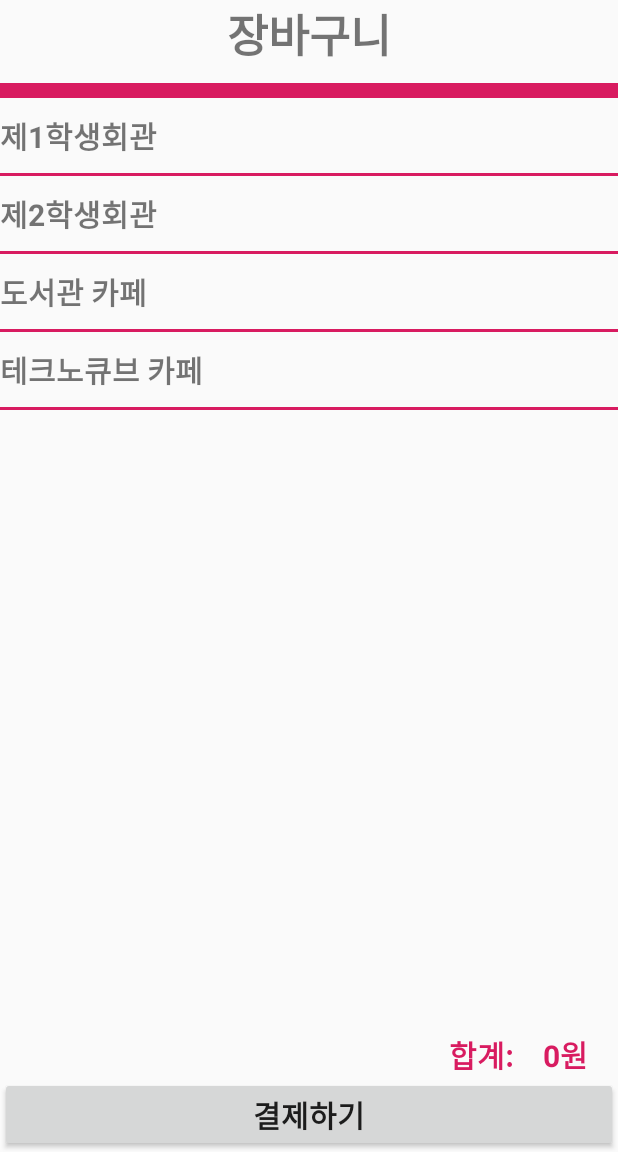
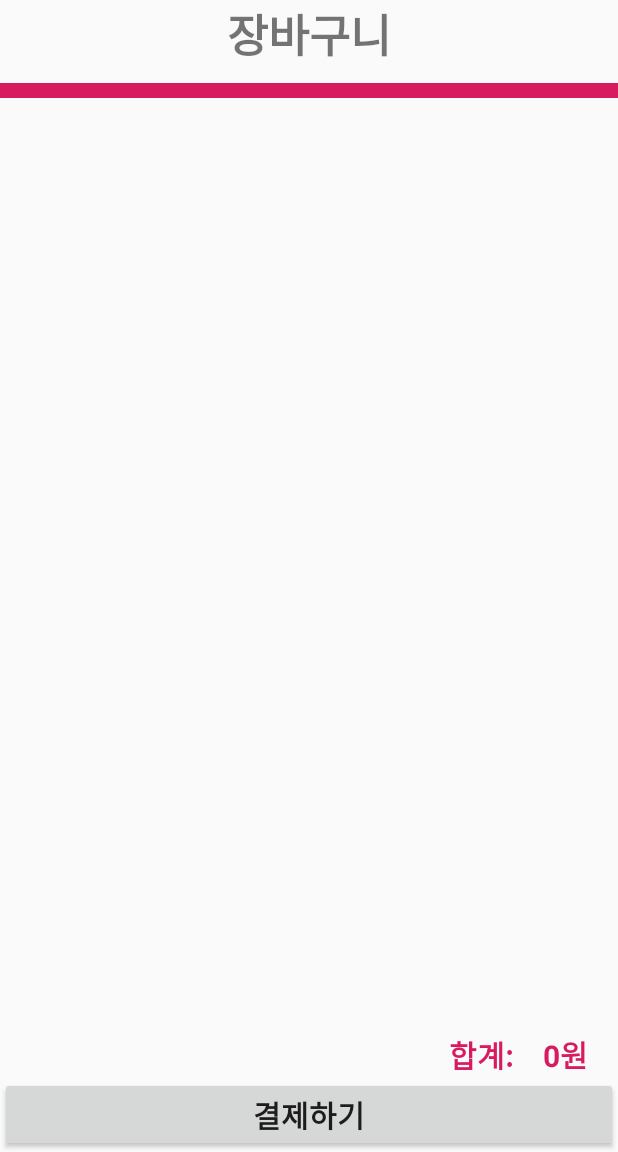
Before and after one commit to maeng2418/CampusCoffee, an Android app: the screen it shows after launch (Reservation), in the options menu, after a tap on "장바구니", on a phone screen of 412 x 824 dp, the part 84-1236 px from its top. Run offline under Robolectric (Android 15) with nearby library versions, the phone set to English and light mode, and no system bars.

Commit message:
Edit orderList & reservation

```diff
--- a/app/src/main/java/com/example/campuscoffee/Fragment1.java
+++ b/app/src/main/java/com/example/campuscoffee/Fragment1.java
@@ -78,7 +78,7 @@ public class Fragment1  extends Fragment {
             // TODO Auto-generated method stub
 
                 ApplicationController application = ApplicationController.getInstance();
-                application.buildNetworkService("574dcfdb.ngrok.io");
+                application.buildNetworkService("68dcce71.ngrok.io");
                 //application.buildNetworkService("127.0.0.1", 8000);
                 networkService = ApplicationController.getInstance().getNetworkService();
 
--- a/app/src/main/res/layout/activity_reservation.xml
+++ b/app/src/main/res/layout/activity_reservation.xml
@@ -40,14 +40,16 @@
                 android:id="@+id/storeTitle1"
                 android:text="제1학생회관"
                 android:textStyle="bold"
-                android:textSize="20dp" />
+                android:textSize="20dp"
+                android:visibility="gone"/>
             <LinearLayout
                 android:id="@+id/borderBottom2"
                 android:layout_width="match_parent"
                 android:layout_height="2dp"
                 android:background="@color/colorAccent"
                 android:orientation="horizontal"
-                android:layout_marginVertical="10dp"/>
+                android:layout_marginVertical="10dp"
+                android:visibility="gone"/>
             <LinearLayout
                 android:layout_width="match_parent"
                 android:layout_height="wrap_content"
@@ -61,14 +63,16 @@
                 android:id="@+id/storeTitle2"
                 android:text="제2학생회관"
                 android:textStyle="bold"
-                android:textSize="20dp" />
+                android:textSize="20dp"
+                android:visibility="gone"/>
             <LinearLayout
                 android:id="@+id/borderBottom3"
                 android:layout_width="match_parent"
                 android:layout_height="2dp"
                 android:background="@color/colorAccent"
                 android:orientation="horizontal"
-                android:layout_marginVertical="10dp"/>
+                android:layout_marginVertical="10dp"
+                android:visibility="gone"/>
             <LinearLayout
                 android:layout_width="match_parent"
                 android:layout_height="wrap_content"
@@ -82,14 +86,16 @@
                 android:id="@+id/storeTitle3"
                 android:text="도서관 카페"
                 android:textStyle="bold"
-                android:textSize="20dp" />
+                android:textSize="20dp"
+                android:visibility="gone"/>
             <LinearLayout
                 android:id="@+id/borderBottom4"
                 android:layout_width="match_parent"
                 android:layout_height="2dp"
                 android:background="@color/colorAccent"
                 android:orientation="horizontal"
-                android:layout_marginVertical="10dp"/>
+                android:layout_marginVertical="10dp"
+                android:visibility="gone"/>
             <LinearLayout
                 android:layout_width="match_parent"
                 android:layout_height="wrap_content"
@@ -103,14 +109,16 @@
                 android:id="@+id/storeTitle4"
                 android:text="테크노큐브 카페"
                 android:textStyle="bold"
-                android:textSize="20dp" />
+                android:textSize="20dp"
+                android:visibility="gone"/>
             <LinearLayout
                 android:id="@+id/borderBottom5"
                 android:layout_width="match_parent"
                 android:layout_height="2dp"
                 android:background="@color/colorAccent"
                 android:orientation="horizontal"
-                android:layout_marginVertical="10dp"/>
+                android:layout_marginVertical="10dp"
+                android:visibility="gone"/>
             <LinearLayout
                 android:layout_width="match_parent"
                 android:layout_height="wrap_content"
```
Also changed, not shown: app/src/main/java/com/example/campuscoffee/OrderList.java (+67 -10 lines), app/src/main/java/com/example/campuscoffee/Reservation.java (+30 -2 lines), app/src/main/res/layout/activity_orderlist.xml (+8 -4 lines).
